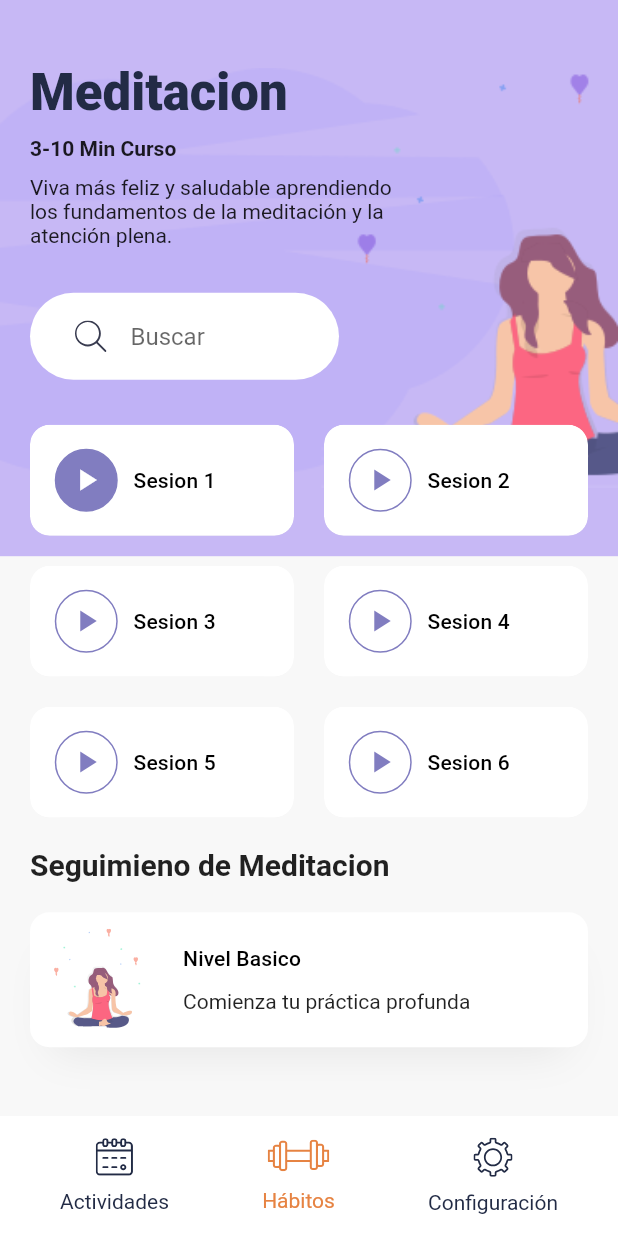
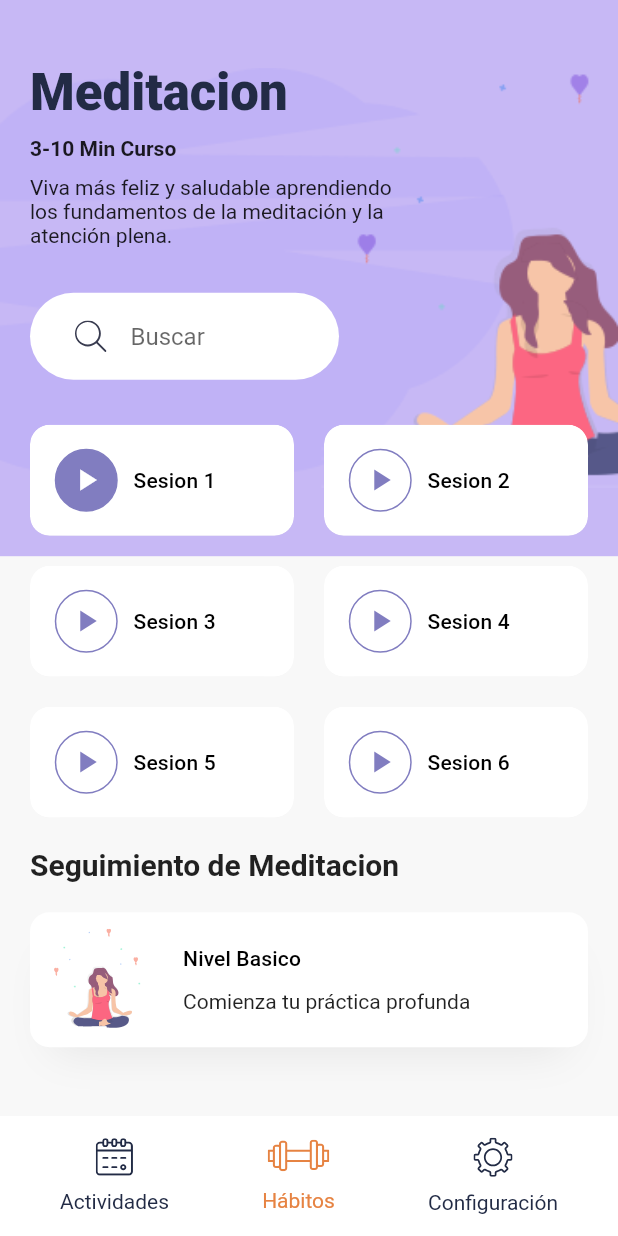
Before and after one commit to BetoMata/MABBIT, a Flutter app: the DetailsScreen screen opened directly, on a phone screen of 412 x 824 dp. Run offline on Flutter 3.47's test engine with Material 2 defaults, Android fonts, the light colour scheme and no system bars; our stand-ins replace firebase_auth, firebase_core, flutter_signin_button, flutter_svg, google_sign_in; accounts and stored records are empty.

Commit message:
Modificación de README

```diff
--- a/mabbit_interface/lib/screens/details_screen.dart
+++ b/mabbit_interface/lib/screens/details_screen.dart
@@ -88,7 +88,7 @@ class DetailsScreen extends StatelessWidget {
                     ),
                     SizedBox(height: 20),
                     Text(
-                      "Seguimieno de Meditacion",
+                      "Seguimiento de Meditacion",
                       style: Theme.of(context)
                           .textTheme
                           .title
```
Also changed, not shown: 1 other file.
